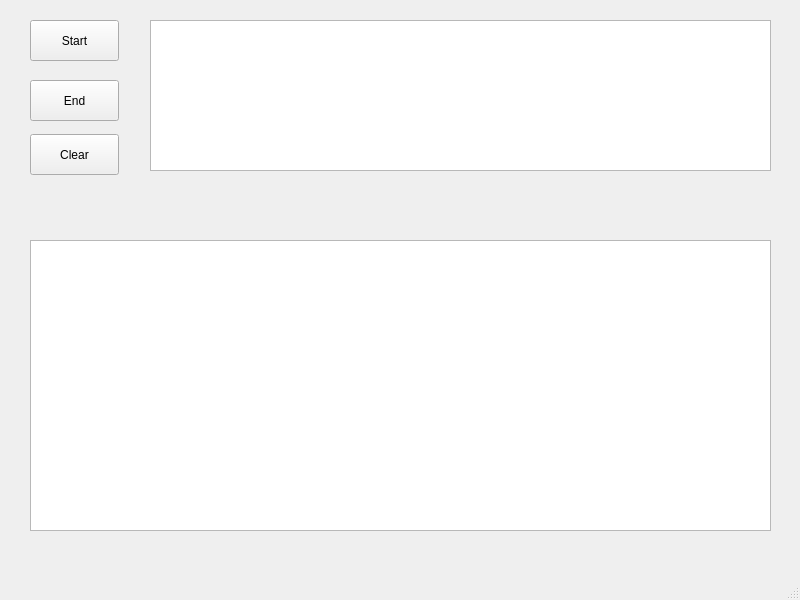
Old version of the form sniffer/mainwindow.ui in the repository xxx1766/prj-sniffer.
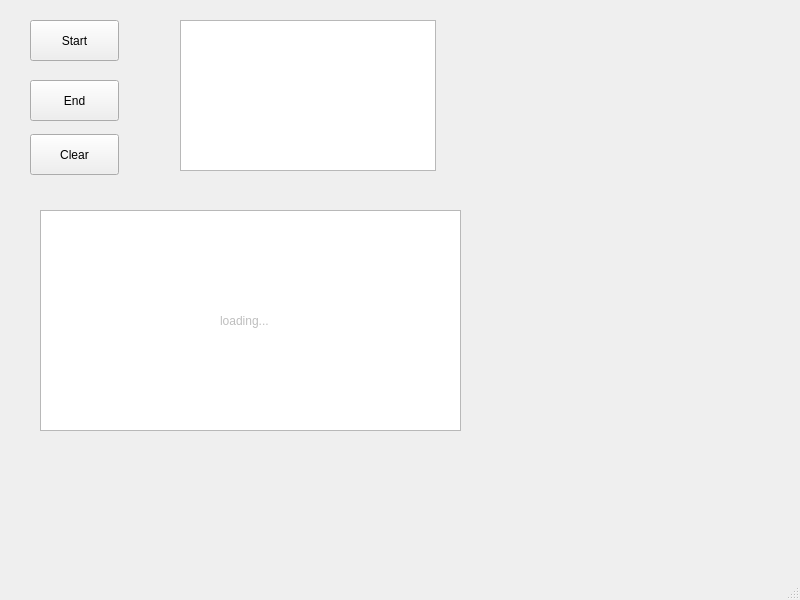
New version of the form.

```diff
--- a/sniffer/mainwindow.ui
+++ b/sniffer/mainwindow.ui
@@ -53,26 +53,42 @@
      <string>Clear</string>
     </property>
    </widget>
-   <widget class="QTableView" name="snifferCnt">
+   <widget class="QListWidget" name="linkShow">
     <property name="geometry">
      <rect>
-      <x>30</x>
-      <y>240</y>
-      <width>741</width>
-      <height>291</height>
+      <x>40</x>
+      <y>210</y>
+      <width>421</width>
+      <height>221</height>
      </rect>
     </property>
    </widget>
-   <widget class="QListView" name="packetCnt">
+   <widget class="QListWidget" name="pkgShow">
     <property name="geometry">
      <rect>
-      <x>150</x>
+      <x>180</x>
       <y>20</y>
-      <width>621</width>
+      <width>256</width>
       <height>151</height>
      </rect>
     </property>
    </widget>
+   <widget class="QLabel" name="label_load">
+    <property name="enabled">
+     <bool>false</bool>
+    </property>
+    <property name="geometry">
+     <rect>
+      <x>220</x>
+      <y>300</y>
+      <width>141</width>
+      <height>41</height>
+     </rect>
+    </property>
+    <property name="text">
+     <string>loading...</string>
+    </property>
+   </widget>
   </widget>
   <widget class="QMenuBar" name="menubar">
    <property name="geometry">
```
